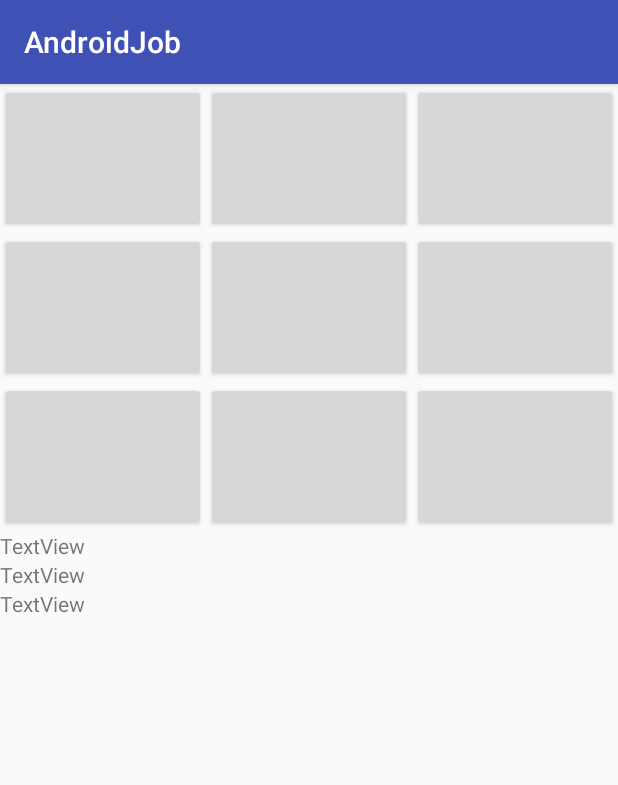
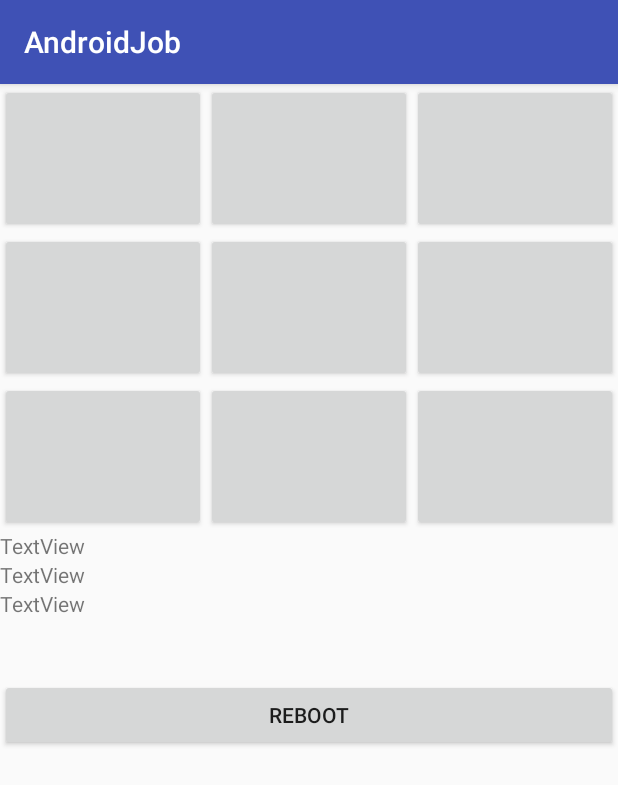
Before and after one commit to Corneyeski/PracticaAndroid, an Android app: the TikTakToeActivity screen opened directly, with no data from a screen before it, on a phone screen of 412 x 824 dp. Shown: the top 785 px of the screen. Run offline under Robolectric (Android 15) with nearby library versions, the phone set to English and light mode, and no system bars.

Commit message:
casi acabado

```diff
--- a/app/src/main/java/com/alanv/practicaandroid/TikTakToeActivity.java
+++ b/app/src/main/java/com/alanv/practicaandroid/TikTakToeActivity.java
@@ -2,17 +2,51 @@
 
 import android.support.v7.app.AppCompatActivity;
 import android.os.Bundle;
+import android.view.View;
 import android.widget.Button;
+
+import java.util.ArrayList;
+import java.util.List;
 
          public class TikTakToeActivity extends AppCompatActivity {
 
-    Button button;
+    List<Button> buttons = new ArrayList();
+
+    boolean who = false;
+    int count;
 
     @Override
     protected void onCreate(Bundle savedInstanceState) {
         super.onCreate(savedInstanceState);
         setContentView(R.layout.activity_tik_tak_toe);
+    }
 
-        button = (Button) findViewById(R.id.zero);
+    public void xOrO(View view){
+
+        Button c = (Button) view;
+
+        if (c.getText().equals("")){
+            if(!who){
+                c.setText("X");
+                who = true;
+            }else {
+                c.setText("O");
+                who = false;
+            }
+            count++;
+            buttons.add(c);
+
+            if(count == 9){
+                restart();
+            }
+        }
+    }
+
+    private void restart(){
+        for(Button b : buttons){
+            b.setText("");
+        }
+        buttons.removeAll(buttons);
+        count = 0;
     }
 }
--- a/app/src/main/res/layout/activity_tik_tak_toe.xml
+++ b/app/src/main/res/layout/activity_tik_tak_toe.xml
@@ -20,19 +20,22 @@
                 android:id="@+id/zero"
                 android:layout_width="wrap_content"
                 android:layout_height="match_parent"
-                android:layout_weight="1" />
+                android:layout_weight="1"
+                android:onClick="xOrO"/>
 
             <Button
                 android:id="@+id/uno"
                 android:layout_width="wrap_content"
                 android:layout_height="match_parent"
-                android:layout_weight="1" />
+                android:layout_weight="1"
+                android:onClick="xOrO" />
 
             <Button
                 android:id="@+id/dos"
                 android:layout_width="wrap_content"
                 android:layout_height="match_parent"
-                android:layout_weight="1" />
+                android:layout_weight="1"
+                android:onClick="xOrO" />
         </LinearLayout>
 
         <LinearLayout
@@ -44,19 +47,22 @@
                 android:id="@+id/tres"
                 android:layout_width="wrap_content"
                 android:layout_height="match_parent"
-                android:layout_weight="1" />
+                android:layout_weight="1"
+                android:onClick="xOrO" />
 
             <Button
                 android:id="@+id/cuatro"
                 android:layout_width="wrap_content"
                 android:layout_height="match_parent"
-                android:layout_weight="1" />
+                android:layout_weight="1"
+                android:onClick="xOrO" />
 
             <Button
                 android:id="@+id/cinco"
                 android:layout_width="wrap_content"
                 android:layout_height="match_parent"
-                android:layout_weight="1" />
+                android:layout_weight="1"
+                android:onClick="xOrO" />
         </LinearLayout>
 
         <LinearLayout
@@ -68,25 +74,34 @@
                 android:id="@+id/seis"
                 android:layout_width="wrap_content"
                 android:layout_height="match_parent"
-                android:layout_weight="1" />
+                android:layout_weight="1"
+                android:onClick="xOrO" />
 
             <Button
                 android:id="@+id/siete"
                 android:layout_width="wrap_content"
                 android:layout_height="match_parent"
-                android:layout_weight="1" />
+                android:layout_weight="1"
+                android:onClick="xOrO" />
 
             <Button
                 android:id="@+id/ocho"
                 android:layout_width="wrap_content"
                 android:layout_height="match_parent"
-                android:layout_weight="1" />
+                android:layout_weight="1"
+                android:onClick="xOrO" />
         </LinearLayout>
 
         <LinearLayout
             android:layout_width="match_parent"
             android:layout_height="match_parent"
             android:orientation="vertical">
+
+            <TextView
+                android:id="@+id/textView4"
+                android:layout_width="match_parent"
+                android:layout_height="wrap_content"
+                android:text="TextView" />
 
             <TextView
                 android:id="@+id/textView"
@@ -104,7 +119,17 @@
                 android:id="@+id/textView3"
                 android:layout_width="match_parent"
                 android:layout_height="wrap_content"
-                android:text="TextView" />
+                android:gravity="center_horizontal"
+                android:text="@string/over"
+                android:textColor="@android:color/holo_red_dark"
+                android:textSize="30sp"
+                android:visibility="invisible" />
+
+            <Button
+                android:id="@+id/button"
+                android:layout_width="match_parent"
+                android:layout_height="wrap_content"
+                android:text="@string/reboot" />
         </LinearLayout>
 
     </LinearLayout>
--- a/app/src/main/res/values/strings.xml
+++ b/app/src/main/res/values/strings.xml
@@ -5,4 +5,6 @@
     <string name="ranking">ranking</string>
     <string name="settings">settings</string>
     <string name="about">about</string>
+    <string name="reboot">reboot</string>
+    <string name="over">Game over</string>
 </resources>
```
Also changed, not shown: 2 other files.
